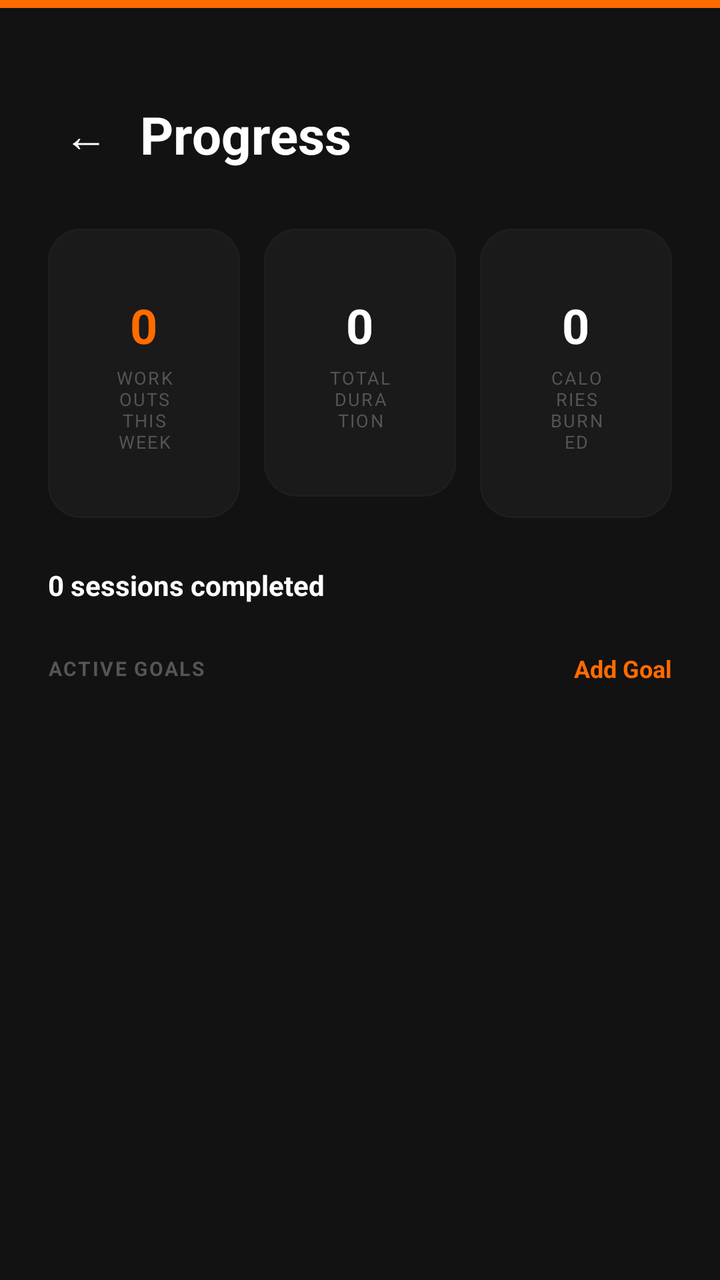
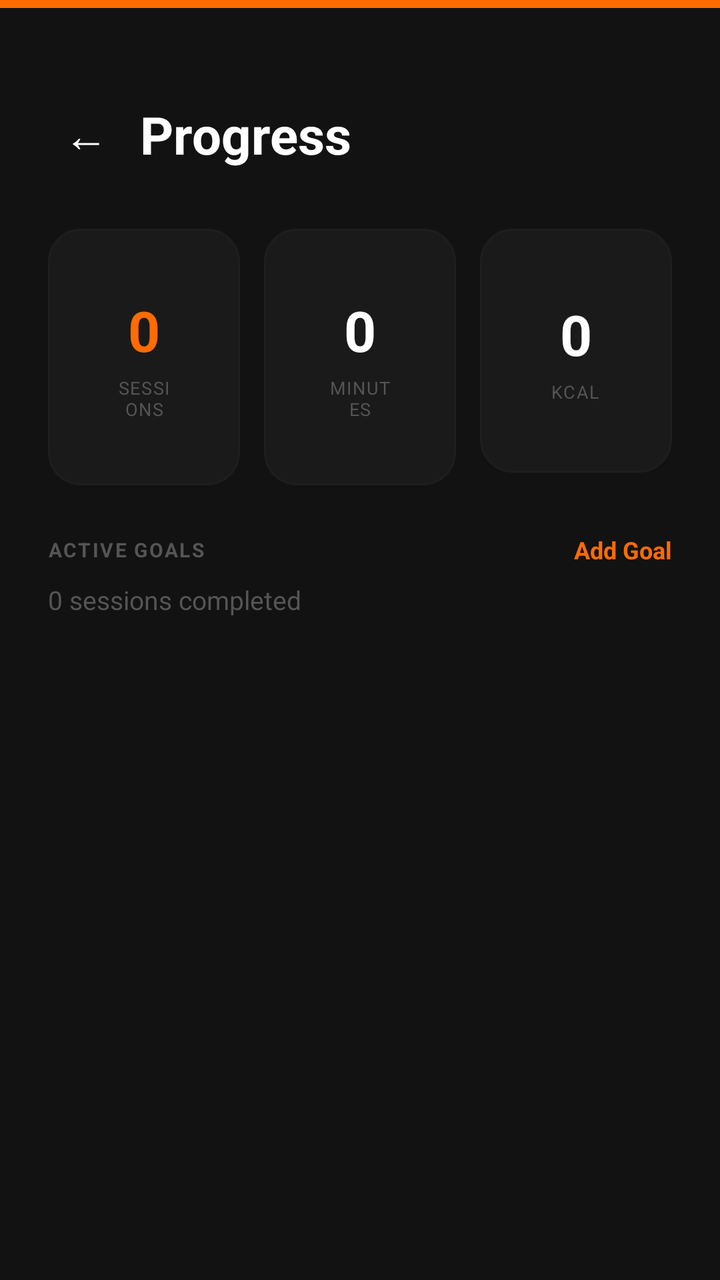

Before-and-after screenshots of an Android layout around one commit, followed by the original layout XML and the change that was made.
<!-- AndroidManifest.xml: application theme Theme.ArcadeFitness -->
<!-- res/layout/activity_progress_tracking.xml -->
<?xml version="1.0" encoding="utf-8"?>
<LinearLayout xmlns:android="http://schemas.android.com/apk/res/android"
    android:layout_width="match_parent"
    android:layout_height="match_parent"
    android:background="@color/bg_primary"
    android:orientation="vertical">

    
    <View
        android:layout_width="match_parent"
        android:layout_height="@dimen/top_bar_height"
        android:background="@color/orange_primary" />

    <ScrollView
        android:layout_width="match_parent"
        android:layout_height="0dp"
        android:layout_weight="1">

        <LinearLayout
            android:layout_width="match_parent"
            android:layout_height="wrap_content"
            android:orientation="vertical"
            android:padding="@dimen/screen_padding_h">

            
            <LinearLayout
                android:layout_width="match_parent"
                android:layout_height="wrap_content"
                android:orientation="horizontal"
                android:gravity="center_vertical"
                android:layout_marginTop="@dimen/space_md"
                android:layout_marginBottom="@dimen/space_lg">

                <TextView
                    android:id="@+id/btnBack"
                    android:layout_width="wrap_content"
                    android:layout_height="wrap_content"
                    android:text="←"
                    android:textSize="22sp"
                    android:textColor="@color/text_primary"
                    android:padding="@dimen/space_sm" />

                <TextView
                    android:layout_width="0dp"
                    android:layout_height="wrap_content"
                    android:layout_weight="1"
                    android:text="@string/progress_title"
                    style="@style/Text.Hero"
                    android:layout_marginStart="@dimen/space_sm" />
            </LinearLayout>

            
            <LinearLayout
                android:layout_width="match_parent"
                android:layout_height="wrap_content"
                android:orientation="horizontal"
                android:gravity="center_horizontal"
                android:layout_marginBottom="@dimen/space_lg">

                <FrameLayout
                    style="@style/Card.Dark"
                    android:layout_width="0dp"
                    android:layout_height="wrap_content"
                    android:layout_weight="1"
                    android:layout_marginEnd="@dimen/space_sm">
                    <LinearLayout
                        android:layout_width="match_parent"
                        android:layout_height="wrap_content"
                        android:orientation="vertical"
                        android:gravity="center"
                        android:padding="@dimen/space_md">
                        <TextView
                            android:id="@+id/tvWeekWorkouts"
                            android:layout_width="wrap_content"
                            android:layout_height="wrap_content"
                            android:text="0"
                            android:textSize="24sp"
                            android:textStyle="bold"
                            android:textColor="@color/orange_primary" />
                        <TextView
                            android:layout_width="wrap_content"
                            android:layout_height="wrap_content"
                            android:text="@string/workouts_this_week"
                            android:textSize="9sp"
                            android:textColor="@color/text_muted"
                            android:textAllCaps="true"
                            android:letterSpacing="0.08"
                            android:layout_marginTop="@dimen/space_xs"
                            android:gravity="center_horizontal" />
                    </LinearLayout>
                </FrameLayout>

                <FrameLayout
                    style="@style/Card.Dark"
                    android:layout_width="0dp"
                    android:layout_height="wrap_content"
                    android:layout_weight="1"
                    android:layout_marginStart="@dimen/space_xs"
                    android:layout_marginEnd="@dimen/space_xs">
                    <LinearLayout
                        android:layout_width="match_parent"
                        android:layout_height="wrap_content"
                        android:orientation="vertical"
                        android:gravity="center"
                        android:padding="@dimen/space_md">
                        <TextView
                            android:id="@+id/tvWeekDuration"
                            android:layout_width="wrap_content"
                            android:layout_height="wrap_content"
                            android:text="0"
                            android:textSize="24sp"
                            android:textStyle="bold"
                            android:textColor="@color/text_primary" />
                        <TextView
                            android:layout_width="wrap_content"
                            android:layout_height="wrap_content"
                            android:text="@string/total_duration"
                            android:textSize="9sp"
                            android:textColor="@color/text_muted"
                            android:textAllCaps="true"
                            android:letterSpacing="0.08"
                            android:layout_marginTop="@dimen/space_xs"
                            android:gravity="center_horizontal" />
                    </LinearLayout>
                </FrameLayout>

                <FrameLayout
                    style="@style/Card.Dark"
                    android:layout_width="0dp"
                    android:layout_height="wrap_content"
                    android:layout_weight="1"
                    android:layout_marginStart="@dimen/space_sm">
                    <LinearLayout
                        android:layout_width="match_parent"
                        android:layout_height="wrap_content"
                        android:orientation="vertical"
                        android:gravity="center"
                        android:padding="@dimen/space_md">
                        <TextView
                            android:id="@+id/tvWeekCalories"
                            android:layout_width="wrap_content"
                            android:layout_height="wrap_content"
                            android:text="0"
                            android:textSize="24sp"
                            android:textStyle="bold"
                            android:textColor="@color/text_primary" />
                        <TextView
                            android:layout_width="wrap_content"
                            android:layout_height="wrap_content"
                            android:text="@string/total_calories"
                            android:textSize="9sp"
                            android:textColor="@color/text_muted"
                            android:textAllCaps="true"
                            android:letterSpacing="0.08"
                            android:layout_marginTop="@dimen/space_xs"
                            android:gravity="center_horizontal" />
                    </LinearLayout>
                </FrameLayout>
            </LinearLayout>

            <TextView
                android:id="@+id/tvTotalSessions"
                android:layout_width="wrap_content"
                android:layout_height="wrap_content"
                android:text="0 sessions completed"
                android:textSize="14sp"
                android:textStyle="bold"
                android:textColor="@color/text_primary"
                android:layout_marginBottom="@dimen/space_lg" />

            
            <LinearLayout
                android:layout_width="match_parent"
                android:layout_height="wrap_content"
                android:orientation="horizontal"
                android:gravity="center_vertical"
                android:layout_marginBottom="@dimen/space_sm">
                <TextView
                    android:layout_width="0dp"
                    android:layout_height="wrap_content"
                    android:layout_weight="1"
                    android:text="@string/active_goals_section"
                    style="@style/Text.Label" />
                <TextView
                    android:id="@+id/btnAddGoal"
                    android:layout_width="wrap_content"
                    android:layout_height="wrap_content"
                    android:text="@string/add_goal"
                    style="@style/Text.OrangeLink" />
            </LinearLayout>

            
            <androidx.recyclerview.widget.RecyclerView
                android:id="@+id/rvGoals"
                android:layout_width="match_parent"
                android:layout_height="wrap_content"
                android:nestedScrollingEnabled="false"
                android:overScrollMode="never" />

            
            <LinearLayout
                android:id="@+id/layoutNoGoals"
                android:layout_width="match_parent"
                android:layout_height="wrap_content"
                android:gravity="center"
                android:orientation="vertical"
                android:visibility="gone"
                android:padding="@dimen/space_xl">
                <TextView
                    android:layout_width="80dp"
                    android:layout_height="80dp"
                    android:gravity="center"
                    android:text="🎯"
                    android:textSize="40sp"
                    android:background="@drawable/bg_logo_tile" />
                <TextView
                    android:layout_width="wrap_content"
                    android:layout_height="wrap_content"
                    android:text="@string/no_goals_yet"
                    android:textSize="15sp"
                    android:textColor="@color/text_muted"
                    android:gravity="center"
                    android:layout_marginTop="@dimen/space_lg"
                    android:lineSpacingExtra="4dp" />
            </LinearLayout>

        </LinearLayout>
    </ScrollView>
</LinearLayout>
<!-- resources referenced by this layout -->
<resources>
  <color name="bg_primary">#121212</color>
  <color name="orange_primary">#FF6B00</color>
  <color name="text_muted">#555555</color>
  <color name="text_primary">#FFFFFF</color>
  <dimen name="screen_padding_h">24dp</dimen>
  <dimen name="space_lg">24dp</dimen>
  <dimen name="space_md">16dp</dimen>
  <dimen name="space_sm">8dp</dimen>
  <dimen name="space_xl">32dp</dimen>
  <dimen name="space_xs">4dp</dimen>
  <dimen name="top_bar_height">4dp</dimen>
  <!-- drawable bg_logo_tile (drawable) -->
  <?xml version="1.0" encoding="utf-8"?>
  <shape xmlns:android="http://schemas.android.com/apk/res/android"
      android:shape="rectangle">
      <solid android:color="@color/orange_primary" />
      <corners android:radius="@dimen/radius_logo" />
  </shape>
  <string name="active_goals_section">Active Goals</string>
  <string name="add_goal">Add Goal</string>
  <string name="no_goals_yet">No goals set yet.\nTap + to add a fitness goal.</string>
  <string name="progress_title">Progress</string>
  <string name="total_calories">Calories Burned</string>
  <string name="total_duration">Total Duration</string>
  <string name="workouts_this_week">Workouts This Week</string>
  <style name="Card.Dark">
          <item name="android:background">@drawable/bg_card</item>
          <item name="android:padding">@dimen/space_md</item>
      </style>
  <style name="Text.Hero">
          <item name="android:textSize">@dimen/text_hero</item>
          <item name="android:textStyle">bold</item>
          <item name="android:textColor">@color/text_primary</item>
          <item name="android:lineSpacingMultiplier">1.2</item>
      </style>
  <style name="Text.Label">
          <item name="android:textSize">@dimen/text_xs</item>
          <item name="android:textColor">@color/text_muted</item>
          <item name="android:textStyle">bold</item>
          <item name="android:letterSpacing">0.08</item>
          <item name="android:textAllCaps">true</item>
      </style>
  <style name="Text.OrangeLink">
          <item name="android:textSize">@dimen/text_sm</item>
          <item name="android:textColor">@color/orange_primary</item>
          <item name="android:textStyle">bold</item>
      </style>
  <style name="Theme.ArcadeFitness" parent="Theme.MaterialComponents.DayNight.NoActionBar">
          <item name="colorPrimary">@color/orange_primary</item>
          <item name="colorPrimaryVariant">@color/orange_dark</item>
          <item name="colorOnPrimary">@color/white</item>
          <item name="colorSecondary">@color/orange_light</item>
          <item name="colorOnSecondary">@color/white</item>
          <item name="android:windowBackground">@color/bg_primary</item>
          <item name="android:statusBarColor">@color/status_bar</item>
          <item name="android:navigationBarColor">@color/nav_bar</item>
          <item name="android:windowLightStatusBar">false</item>
          <item name="android:textColor">@color/text_primary</item>
      </style>
  <dimen name="radius_logo">22dp</dimen>
  <!-- drawable bg_card (drawable) -->
  <?xml version="1.0" encoding="utf-8"?>
  <shape xmlns:android="http://schemas.android.com/apk/res/android"
      android:shape="rectangle">
      <solid android:color="@color/bg_card" />
      <stroke android:width="1dp" android:color="@color/border_subtle" />
      <corners android:radius="@dimen/radius_lg" />
  </shape>
  <dimen name="text_hero">26sp</dimen>
  <dimen name="text_xs">10sp</dimen>
  <dimen name="text_sm">12sp</dimen>
  <color name="orange_dark">#CC5500</color>
  <color name="white">#FFFFFF</color>
  <color name="orange_light">#FF8C33</color>
  <color name="status_bar">#121212</color>
  <color name="nav_bar">#161616</color>
  <color name="bg_card">#1A1A1A</color>
  <color name="border_subtle">#1E1E1E</color>
  <dimen name="radius_lg">16dp</dimen>
</resources>

<!-- the commit's change to res/layout/activity_progress_tracking.xml (unified diff, before → after) -->
@@ -1,229 +1,48 @@
-<?xml version="1.0" encoding="utf-8"?>
-<LinearLayout xmlns:android="http://schemas.android.com/apk/res/android"
-    android:layout_width="match_parent"
-    android:layout_height="match_parent"
-    android:background="@color/bg_primary"
-    android:orientation="vertical">
-
+<LinearLayout xmlns:android="http://schemas.android.com/apk/res/android" android:layout_width="match_parent" android:layout_height="match_parent" android:background="@color/bg_primary" android:orientation="vertical">
     
-    <View
-        android:layout_width="match_parent"
-        android:layout_height="@dimen/top_bar_height"
-        android:background="@color/orange_primary" />
-
-    <ScrollView
-        android:layout_width="match_parent"
-        android:layout_height="0dp"
-        android:layout_weight="1">
-
-        <LinearLayout
-            android:layout_width="match_parent"
-            android:layout_height="wrap_content"
-            android:orientation="vertical"
-            android:padding="@dimen/screen_padding_h">
-
+    <View android:layout_width="match_parent" android:layout_height="@dimen/top_bar_height" android:background="@color/orange_primary"/>
+    <ScrollView android:layout_width="match_parent" android:layout_height="0dp" android:layout_weight="1">
+        <LinearLayout android:layout_width="match_parent" android:layout_height="wrap_content" android:orientation="vertical" android:padding="@dimen/screen_padding_h">
             
-            <LinearLayout
-                android:layout_width="match_parent"
-                android:layout_height="wrap_content"
-                android:orientation="horizontal"
-                android:gravity="center_vertical"
-                android:layout_marginTop="@dimen/space_md"
-                android:layout_marginBottom="@dimen/space_lg">
-
-                <TextView
-                    android:id="@+id/btnBack"
-                    android:layout_width="wrap_content"
-                    android:layout_height="wrap_content"
-                    android:text="←"
-                    android:textSize="22sp"
-                    android:textColor="@color/text_primary"
-                    android:padding="@dimen/space_sm" />
-
-                <TextView
-                    android:layout_width="0dp"
-                    android:layout_height="wrap_content"
-                    android:layout_weight="1"
-                    android:text="@string/progress_title"
-                    style="@style/Text.Hero"
-                    android:layout_marginStart="@dimen/space_sm" />
+            <LinearLayout android:layout_width="match_parent" android:layout_height="wrap_content" android:orientation="horizontal" android:gravity="center_vertical" android:layout_marginTop="@dimen/space_md" android:layout_marginBottom="@dimen/space_lg">
+                <TextView android:id="@+id/btnBack" android:layout_width="wrap_content" android:layout_height="wrap_content" android:text="←" android:textSize="22sp" android:textColor="@color/text_primary" android:padding="@dimen/space_sm"/>
+                <TextView android:layout_width="0dp" android:layout_height="wrap_content" android:layout_weight="1" android:text="@string/progress_title" style="@style/Text.Hero" android:layout_marginStart="@dimen/space_sm"/>
             </LinearLayout>
-
             
-            <LinearLayout
-                android:layout_width="match_parent"
-                android:layout_height="wrap_content"
-                android:orientation="horizontal"
-                android:gravity="center_horizontal"
-                android:layout_marginBottom="@dimen/space_lg">
-
-                <FrameLayout
-                    style="@style/Card.Dark"
-                    android:layout_width="0dp"
-                    android:layout_height="wrap_content"
-                    android:layout_weight="1"
-                    android:layout_marginEnd="@dimen/space_sm">
-                    <LinearLayout
-                        android:layout_width="match_parent"
-                        android:layout_height="wrap_content"
-                        android:orientation="vertical"
-                        android:gravity="center"
-                        android:padding="@dimen/space_md">
-                        <TextView
-                            android:id="@+id/tvWeekWorkouts"
-                            android:layout_width="wrap_content"
-                            android:layout_height="wrap_content"
-                            android:text="0"
-                            android:textSize="24sp"
-                            android:textStyle="bold"
-                            android:textColor="@color/orange_primary" />
-                        <TextView
-                            android:layout_width="wrap_content"
-                            android:layout_height="wrap_content"
-                            android:text="@string/workouts_this_week"
-                            android:textSize="9sp"
-                            android:textColor="@color/text_muted"
-                            android:textAllCaps="true"
-                            android:letterSpacing="0.08"
-                            android:layout_marginTop="@dimen/space_xs"
-                            android:gravity="center_horizontal" />
+            <LinearLayout android:layout_width="match_parent" android:layout_height="wrap_content" android:orientation="horizontal" android:gravity="center_horizontal" android:layout_marginBottom="@dimen/space_lg">
+                <FrameLayout style="@style/Card.Dark" android:layout_width="0dp" android:layout_height="wrap_content" android:layout_weight="1" android:layout_marginEnd="@dimen/space_sm">
+                    <LinearLayout android:layout_width="match_parent" android:layout_height="wrap_content" android:orientation="vertical" android:gravity="center" android:padding="@dimen/space_md" android:minHeight="90dp">
+                        <TextView android:id="@+id/tvWeekWorkouts" android:layout_width="wrap_content" android:layout_height="wrap_content" android:text="0" android:textSize="28sp" android:textStyle="bold" android:textColor="@color/orange_primary"/>
+                        <TextView android:layout_width="wrap_content" android:layout_height="wrap_content" android:text="SESSIONS" android:textSize="9sp" android:textColor="@color/text_muted" android:textAllCaps="true" android:letterSpacing="0.06" android:layout_marginTop="@dimen/space_xs" android:gravity="center_horizontal"/>
                     </LinearLayout>
                 </FrameLayout>
-
-                <FrameLayout
-                    style="@style/Card.Dark"
-                    android:layout_width="0dp"
-                    android:layout_height="wrap_content"
-                    android:layout_weight="1"
-                    android:layout_marginStart="@dimen/space_xs"
-                    android:layout_marginEnd="@dimen/space_xs">
-                    <LinearLayout
-                        android:layout_width="match_parent"
-                        android:layout_height="wrap_content"
-                        android:orientation="vertical"
-                        android:gravity="center"
-                        android:padding="@dimen/space_md">
-                        <TextView
-                            android:id="@+id/tvWeekDuration"
-                            android:layout_width="wrap_content"
-                            android:layout_height="wrap_content"
-                            android:text="0"
-                            android:textSize="24sp"
-                            android:textStyle="bold"
-                            android:textColor="@color/text_primary" />
-                        <TextView
-                            android:layout_width="wrap_content"
-                            android:layout_height="wrap_content"
-                            android:text="@string/total_duration"
-                            android:textSize="9sp"
-                            android:textColor="@color/text_muted"
-                            android:textAllCaps="true"
-                            android:letterSpacing="0.08"
-                            android:layout_marginTop="@dimen/space_xs"
-                            android:gravity="center_horizontal" />
+                <FrameLayout style="@style/Card.Dark" android:layout_width="0dp" android:layout_height="wrap_content" android:layout_weight="1" android:layout_marginStart="@dimen/space_xs" android:layout_marginEnd="@dimen/space_xs">
+                    <LinearLayout android:layout_width="match_parent" android:layout_height="wrap_content" android:orientation="vertical" android:gravity="center" android:padding="@dimen/space_md" android:minHeight="90dp">
+                        <TextView android:id="@+id/tvWeekDuration" android:layout_width="wrap_content" android:layout_height="wrap_content" android:text="0" android:textSize="28sp" android:textStyle="bold" android:textColor="@color/text_primary"/>
+                        <TextView android:layout_width="wrap_content" android:layout_height="wrap_content" android:text="MINUTES" android:textSize="9sp" android:textColor="@color/text_muted" android:textAllCaps="true" android:letterSpacing="0.06" android:layout_marginTop="@dimen/space_xs" android:gravity="center_horizontal"/>
                     </LinearLayout>
                 </FrameLayout>
-
-                <FrameLayout
-                    style="@style/Card.Dark"
-                    android:layout_width="0dp"
-                    android:layout_height="wrap_content"
-                    android:layout_weight="1"
-                    android:layout_marginStart="@dimen/space_sm">
-                    <LinearLayout
-                        android:layout_width="match_parent"
-                        android:layout_height="wrap_content"
-                        android:orientation="vertical"
-                        android:gravity="center"
-                        android:padding="@dimen/space_md">
-                        <TextView
-                            android:id="@+id/tvWeekCalories"
-                            android:layout_width="wrap_content"
-                            android:layout_height="wrap_content"
-                            android:text="0"
-                            android:textSize="24sp"
-                            android:textStyle="bold"
-                            android:textColor="@color/text_primary" />
-                        <TextView
-                            android:layout_width="wrap_content"
-                            android:layout_height="wrap_content"
-                            android:text="@string/total_calories"
-                            android:textSize="9sp"
-                            android:textColor="@color/text_muted"
-                            android:textAllCaps="true"
-                            android:letterSpacing="0.08"
-                            android:layout_marginTop="@dimen/space_xs"
-                            android:gravity="center_horizontal" />
+                <FrameLayout style="@style/Card.Dark" android:layout_width="0dp" android:layout_height="wrap_content" android:layout_weight="1" android:layout_marginStart="@dimen/space_sm">
+                    <LinearLayout android:layout_width="match_parent" android:layout_height="wrap_content" android:orientation="vertical" android:gravity="center" android:padding="@dimen/space_md" android:minHeight="90dp">
+                        <TextView android:id="@+id/tvWeekCalories" android:layout_width="wrap_content" android:layout_height="wrap_content" android:text="0" android:textSize="28sp" android:textStyle="bold" android:textColor="@color/text_primary"/>
+                        <TextView android:layout_width="wrap_content" android:layout_height="wrap_content" android:text="KCAL" android:textSize="9sp" android:textColor="@color/text_muted" android:textAllCaps="true" android:letterSpacing="0.06" android:layout_marginTop="@dimen/space_xs" android:gravity="center_horizontal"/>
                     </LinearLayout>
                 </FrameLayout>
             </LinearLayout>
-
-            <TextView
-                android:id="@+id/tvTotalSessions"
-                android:layout_width="wrap_content"
-                android:layout_height="wrap_content"
-                android:text="0 sessions completed"
-                android:textSize="14sp"
-                android:textStyle="bold"
-                android:textColor="@color/text_primary"
-                android:layout_marginBottom="@dimen/space_lg" />
-
             
-            <LinearLayout
-                android:layout_width="match_parent"
-                android:layout_height="wrap_content"
-                android:orientation="horizontal"
-                android:gravity="center_vertical"
-                android:layout_marginBottom="@dimen/space_sm">
-                <TextView
-                    android:layout_width="0dp"
-                    android:layout_height="wrap_content"
-                    android:layout_weight="1"
-                    android:text="@string/active_goals_section"
-                    style="@style/Text.Label" />
-                <TextView
-                    android:id="@+id/btnAddGoal"
-                    android:layout_width="wrap_content"
-                    android:layout_height="wrap_content"
-                    android:text="@string/add_goal"
-                    style="@style/Text.OrangeLink" />
+            <LinearLayout android:layout_width="match_parent" android:layout_height="wrap_content" android:orientation="horizontal" android:gravity="center_vertical" android:layout_marginBottom="@dimen/space_sm">
+                <TextView android:layout_width="0dp" android:layout_height="wrap_content" android:layout_weight="1" android:text="@string/active_goals_section" style="@style/Text.Label"/>
+                <TextView android:id="@+id/btnAddGoal" android:layout_width="wrap_content" android:layout_height="wrap_content" android:text="@string/add_goal" style="@style/Text.OrangeLink"/>
             </LinearLayout>
-
             
-            <androidx.recyclerview.widget.RecyclerView
-                android:id="@+id/rvGoals"
-                android:layout_width="match_parent"
-                android:layout_height="wrap_content"
-                android:nestedScrollingEnabled="false"
-                android:overScrollMode="never" />
-
+            <TextView android:id="@+id/tvTotalSessions" android:layout_width="wrap_content" android:layout_height="wrap_content" android:text="0 sessions completed" android:textSize="13sp" android:textColor="@color/text_muted" android:layout_marginBottom="@dimen/space_md"/>
             
-            <LinearLayout
-                android:id="@+id/layoutNoGoals"
-                android:layout_width="match_parent"
-                android:layout_height="wrap_content"
-                android:gravity="center"
-                android:orientation="vertical"
-                android:visibility="gone"
-                android:padding="@dimen/space_xl">
-                <TextView
-                    android:layout_width="80dp"
-                    android:layout_height="80dp"
-                    android:gravity="center"
-                    android:text="🎯"
-                    android:textSize="40sp"
-                    android:background="@drawable/bg_logo_tile" />
-                <TextView
-                    android:layout_width="wrap_content"
-                    android:layout_height="wrap_content"
-                    android:text="@string/no_goals_yet"
-                    android:textSize="15sp"
-                    android:textColor="@color/text_muted"
-                    android:gravity="center"
-                    android:layout_marginTop="@dimen/space_lg"
-                    android:lineSpacingExtra="4dp" />
+            <androidx.recyclerview.widget.RecyclerView android:id="@+id/rvGoals" android:layout_width="match_parent" android:layout_height="wrap_content" android:nestedScrollingEnabled="false" android:overScrollMode="never"/>
+            
+            <LinearLayout android:id="@+id/layoutNoGoals" android:layout_width="match_parent" android:layout_height="wrap_content" android:gravity="center" android:orientation="vertical" android:visibility="gone" android:padding="@dimen/space_xl">
+                <TextView android:layout_width="80dp" android:layout_height="80dp" android:gravity="center" android:text="🎯" android:textSize="40sp" android:background="@drawable/bg_logo_tile"/>
+                <TextView android:layout_width="wrap_content" android:layout_height="wrap_content" android:text="@string/no_goals_yet" android:textSize="15sp" android:textColor="@color/text_muted" android:gravity="center" android:layout_marginTop="@dimen/space_lg" android:lineSpacingExtra="4dp"/>
             </LinearLayout>
-
         </LinearLayout>
     </ScrollView>
 </LinearLayout>
<!-- resource entries referenced after the edit -->
@@ -22,9 +22,6 @@
   <string name="add_goal">Add Goal</string>
   <string name="no_goals_yet">No goals set yet.\nTap + to add a fitness goal.</string>
   <string name="progress_title">Progress</string>
-  <string name="total_calories">Calories Burned</string>
-  <string name="total_duration">Total Duration</string>
-  <string name="workouts_this_week">Workouts This Week</string>
   <style name="Card.Dark">
           <item name="android:background">@drawable/bg_card</item>
           <item name="android:padding">@dimen/space_md</item>
